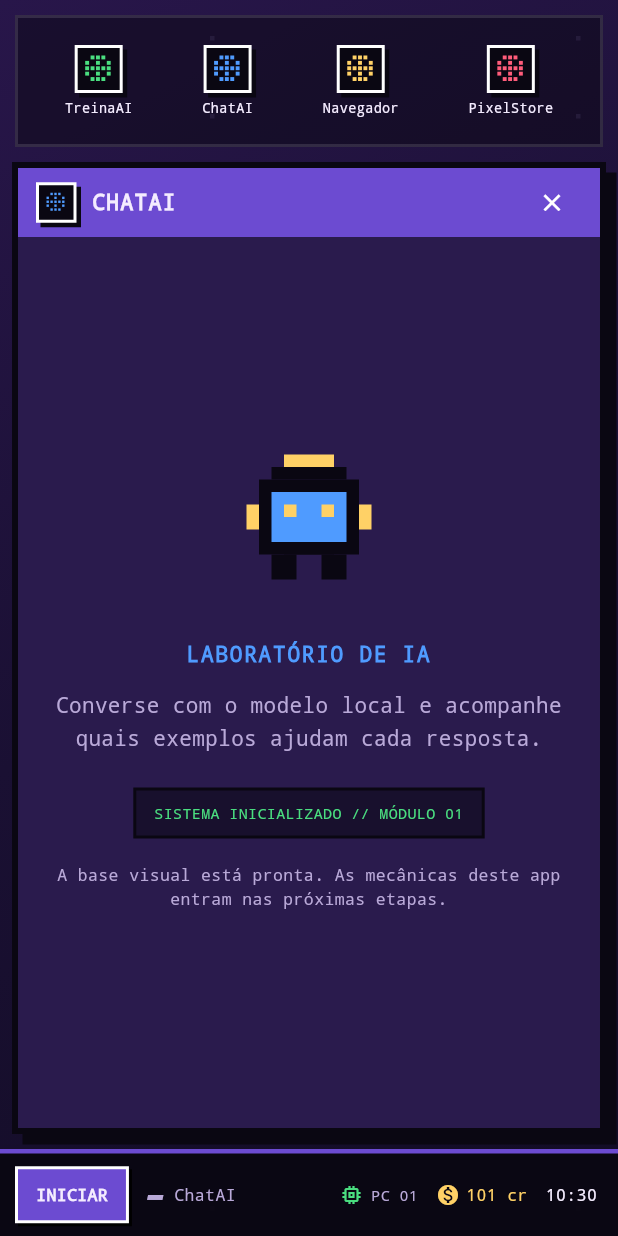
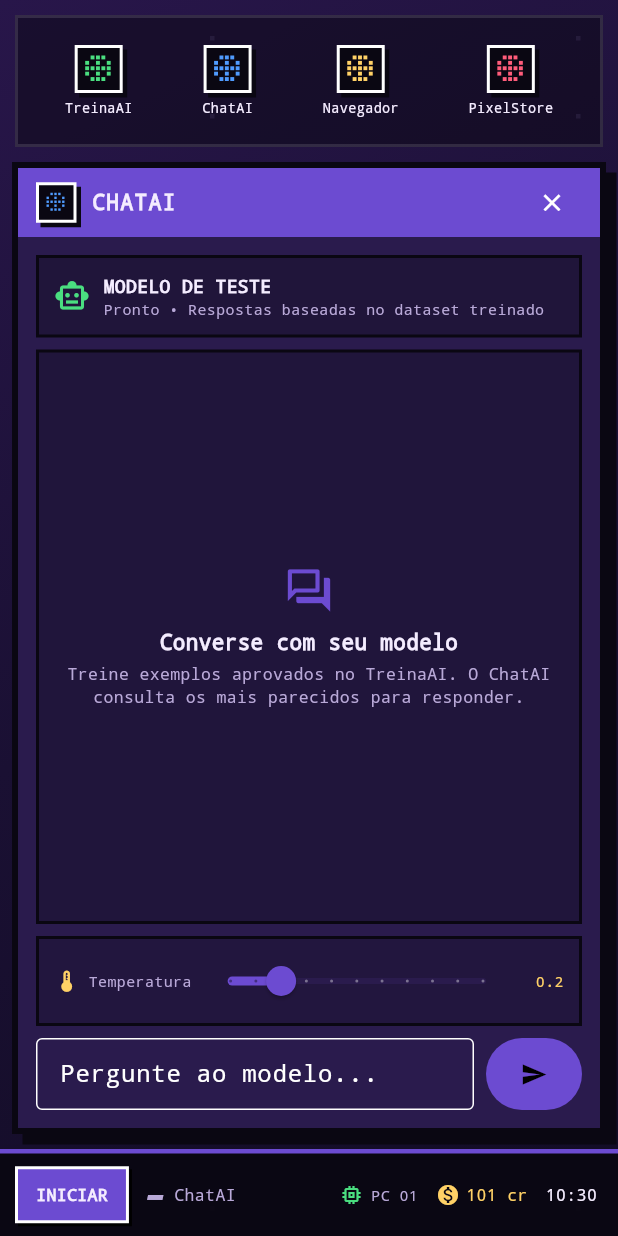
Before and after one commit to heber0s/llm_os, a Flutter app: the screen it shows after launch, after a tap on "TreinaAI", after a tap on "ChatAI", on a phone screen of 412 x 824 dp. Run offline on Flutter 3.47's test engine with Material 3 defaults, Android fonts, the phone set to English and light mode, and no system bars; our stand-ins replace equatable, flutter_bloc, shared_preferences.

Commit message:
add feature chatAI

```diff
--- a/lib/app/llm_os_app.dart
+++ b/lib/app/llm_os_app.dart
@@ -3,6 +3,7 @@ import 'package:flutter_bloc/flutter_bloc.dart';
 
 import '../core/theme/pixel_theme.dart';
 import '../features/desktop/cubit/janelas_cubit.dart';
+import '../features/chat/view/chat_view.dart';
 import '../features/jogo/bloc/jogo_bloc.dart';
 import '../features/loja/view/pixel_store_view.dart';
 import '../features/navegador/view/navegador_view.dart';
@@ -291,6 +292,7 @@ class _AppWindow extends StatelessWidget {
                 'treina' => const TreinaView(),
                 'loja' => const PixelStoreView(),
                 'navegador' => const NavegadorView(),
+                'chat' => const ChatView(),
                 _ => _AppPlaceholder(app: app),
               },
             ),
--- /dev/null
+++ b/lib/features/chat/cubit/chat_cubit.dart
@@ -0,0 +1,104 @@
+import 'package:equatable/equatable.dart';
+import 'package:flutter_bloc/flutter_bloc.dart';
+
+import '../../jogo/bloc/jogo_bloc.dart';
+import '../data/servico_llm.dart';
+import '../domain/busca_exemplos.dart';
+
+class ChatEstado extends Equatable {
+  const ChatEstado({
+    this.mensagens = const [],
+    this.temperatura = 0.2,
+    this.pensando = false,
+    this.aviso,
+  });
+
+  final List<MensagemChat> mensagens;
+  final double temperatura;
+  final bool pensando;
+  final String? aviso;
+
+  ChatEstado copyWith({
+    List<MensagemChat>? mensagens,
+    double? temperatura,
+    bool? pensando,
+    String? aviso,
+    bool limparAviso = false,
+  }) =>
+      ChatEstado(
+        mensagens: mensagens ?? this.mensagens,
+        temperatura: temperatura ?? this.temperatura,
+        pensando: pensando ?? this.pensando,
+        aviso: limparAviso ? null : (aviso ?? this.aviso),
+      );
+
+  @override
+  List<Object?> get props => [mensagens, temperatura, pensando, aviso];
+}
+
+class ChatCubit extends Cubit<ChatEstado> {
+  ChatCubit(
+    this._jogoBloc, {
+    ServicoLlm servico = const ServicoLlmSimulado(),
+    BuscaExemplos busca = const BuscaExemplos(),
+  })  : _servico = servico,
+        _busca = busca,
+        super(const ChatEstado());
+
+  final JogoBloc _jogoBloc;
+  final ServicoLlm _servico;
+  final BuscaExemplos _busca;
+
+  void definirTemperatura(double valor) {
+    emit(state.copyWith(temperatura: valor.clamp(0, 1).toDouble(), limparAviso: true));
+  }
+
+  Future<void> enviar(String texto) async {
+    final pergunta = texto.trim();
+    if (pergunta.isEmpty || state.pensando) return;
+    final jogo = _jogoBloc.state;
+    final limite = limiteExemplosConsultados(
+      nivelHardware: jogo.nivelHardware,
+      nivelRam: jogo.nivelRam,
+    );
+    final exemplos = _busca.buscar(
+      pergunta: pergunta,
+      dados: jogo.dados,
+      limite: limite,
+    );
+    final historico = [...state.mensagens, MensagemChat(texto: pergunta, usuario: true)];
+    emit(state.copyWith(mensagens: historico, pensando: true, limparAviso: true));
+
+    try {
+      final resposta = await _servico.responder(
+        pergunta: pergunta,
+        exemplos: exemplos,
+        temperatura: state.temperatura,
+        maxTokens: 60,
+      );
+      emit(state.copyWith(
+        mensagens: [
+          ...historico,
+          MensagemChat(
+            texto: resposta,
+            usuario: false,
+            exemplosConsultados: exemplos.length,
+          ),
+        ],
+        pensando: false,
+      ));
+    } catch (erro) {
+      emit(state.copyWith(
+        mensagens: [
+          ...historico,
+          const MensagemChat(
+            texto: 'Não foi possível gerar uma resposta. Tente novamente.',
+            usuario: false,
+          ),
+        ],
+        pensando: false,
+        aviso: 'Falha no serviço de resposta: $erro',
+      ));
+    }
+  }
+}
--- /dev/null
+++ b/lib/features/chat/data/servico_llm.dart
@@ -0,0 +1,50 @@
+import '../domain/busca_exemplos.dart';
+
+class MensagemChat {
+  const MensagemChat({required this.texto, required this.usuario, this.exemplosConsultados = 0});
+
+  final String texto;
+  final bool usuario;
+  final int exemplosConsultados;
+}
+
+abstract interface class ServicoLlm {
+  Future<String> responder({
+    required String pergunta,
+    required List<ExemploConsultado> exemplos,
+    required double temperatura,
+    required int maxTokens,
+  });
+}
+
+/// Implementação determinística para o marco de ChatAI sem depender de um
+/// runtime de modelo nativo. Retorna a resposta do melhor exemplo relacionado;
+/// sem correspondência, produz uma resposta de contingência honesta.
+class ServicoLlmSimulado implements ServicoLlm {
+  const ServicoLlmSimulado();
+
+  @override
+  Future<String> responder({
+    required String pergunta,
+    required List<ExemploConsultado> exemplos,
+    required double temperatura,
+    required int maxTokens,
+  }) async {
+    await Future<void>.delayed(const Duration(milliseconds: 350));
+    if (exemplos.isEmpty) {
+      return 'Ainda não encontrei um exemplo treinado suficientemente parecido. '
+          'Colete, audite e treine exemplos relacionados para melhorar esta resposta.';
+    }
+    final melhor = exemplos.last;
+    return melhor.dado.resposta;
+  }
+}
+
+/// Cria um resumo few-shot dos exemplos recuperados para futura implementação
+/// do backend nativo, mantendo ordem de similaridade crescente.
+List<Map<String, String>> montarContextoFewShot(List<ExemploConsultado> exemplos) => [
+      for (final exemplo in exemplos) ...[
+        {'role': 'user', 'content': exemplo.dado.pergunta},
+        {'role': 'assistant', 'content': exemplo.dado.resposta},
+      ],
+    ];
--- /dev/null
+++ b/lib/features/chat/domain/busca_exemplos.dart
@@ -0,0 +1,92 @@
+import '../../jogo/data/dado_treino.dart';
+
+class ExemploConsultado {
+  const ExemploConsultado({required this.dado, required this.similaridade});
+
+  final DadoTreino dado;
+  final double similaridade;
+}
+
+/// Recupera exemplos aprovados e treinados usando Jaccard sobre tokens.
+/// Exemplos com valores numéricos diferentes nunca são considerados similares.
+class BuscaExemplos {
+  const BuscaExemplos();
+
+  static const double similaridadeMinima = 0.7;
+  static const Set<String> _stopWords = {
+    'a', 'o', 'as', 'os', 'um', 'uma', 'uns', 'umas', 'de', 'da', 'do', 'das',
+    'dos', 'e', 'em', 'no', 'na', 'nos', 'nas', 'por', 'para', 'com', 'que',
+    'qual', 'quais', 'quem', 'como', 'quando', 'onde', 'me', 'diga', 'é', 'ser',
+    'foi', 'sao', 'são', 'ao', 'aos', 'ou', 'se', 'mais', 'menos',
+  };
+
+  List<ExemploConsultado> buscar({
+    required String pergunta,
+    required Iterable<DadoTreino> dados,
+    required int limite,
+  }) {
+    if (limite <= 0 || pergunta.trim().isEmpty) return const [];
+    final tokensPergunta = _tokens(pergunta);
+    if (tokensPergunta.isEmpty) return const [];
+    final numerosPergunta = _numeros(pergunta);
+    final candidatos = <ExemploConsultado>[];
+
+    for (final dado in dados) {
+      if (!dado.treinado || !dado.auditado || dado.ruim) continue;
+      final numerosExemplo = _numeros(dado.pergunta);
+      if (numerosPergunta.isNotEmpty &&
+          numerosExemplo.isNotEmpty &&
+          !_mesmosNumeros(numerosPergunta, numerosExemplo)) {
+        continue;
+      }
+      final tokensExemplo = _tokens(dado.pergunta);
+      if (tokensExemplo.isEmpty) continue;
+      final intersecao = tokensPergunta.intersection(tokensExemplo).length;
+      final uniao = tokensPergunta.union(tokensExemplo).length;
+      if (uniao == 0) continue;
+      final similaridade = intersecao / uniao;
+      if (similaridade >= similaridadeMinima) {
+        candidatos.add(ExemploConsultado(dado: dado, similaridade: similaridade));
+      }
+    }
+
+    candidatos.sort((a, b) {
+      final porSimilaridade = b.similaridade.compareTo(a.similaridade);
+      if (porSimilaridade != 0) return porSimilaridade;
+      return a.dado.id.compareTo(b.dado.id);
+    });
+    final selecionados = candidatos.take(limite).toList();
+    // O contexto é montado do menos ao mais similar para dar prioridade
+    // ao exemplo mais forte no fim do prompt.
+    selecionados.sort((a, b) => a.similaridade.compareTo(b.similaridade));
+    return selecionados;
+  }
+
+  Set<String> _tokens(String texto) => _normalizar(texto)
+      .split(' ')
+      .where((token) => token.isNotEmpty && !_stopWords.contains(token))
+      .toSet();
+
+  String _normalizar(String texto) {
+    const comAcento = 'áàâãäéèêëíìîïóòôõöúùûüçñ';
+    const semAcento = 'aaaaaeeeeiiiiooooouuuucn';
+    var valor = texto.toLowerCase();
+    for (var i = 0; i < comAcento.length; i++) {
+      valor = valor.replaceAll(comAcento[i], semAcento[i]);
+    }
+    return valor.replaceAll(RegExp(r'[^a-z0-9]+'), ' ').trim();
+  }
+
+  Set<String> _numeros(String texto) =>
+      RegExp(r'\d+(?:[.,]\d+)?').allMatches(texto).map((match) => match.group(0)!).toSet();
+
+  bool _mesmosNumeros(Set<String> a, Set<String> b) =>
+      a.length == b.length && a.containsAll(b);
+}
+
+/// Limite configurado no hardware mais os módulos de RAM instalados.
+int limiteExemplosConsultados({required int nivelHardware, required int nivelRam}) {
+  const consultasHardware = [1, 3, 4, 5];
+  final nivel = nivelHardware.clamp(0, consultasHardware.length - 1).toInt();
+  return consultasHardware[nivel] + nivelRam;
+}
--- /dev/null
+++ b/lib/features/chat/view/chat_view.dart
@@ -0,0 +1,316 @@
+import 'package:flutter/material.dart';
+import 'package:flutter_bloc/flutter_bloc.dart';
+
+import '../../../core/theme/pixel_theme.dart';
+import '../../jogo/bloc/jogo_bloc.dart';
+import '../cubit/chat_cubit.dart';
+import '../data/servico_llm.dart';
+
+class ChatView extends StatefulWidget {
+  const ChatView({super.key});
+
+  @override
+  State<ChatView> createState() => _ChatViewState();
+}
+
+class _ChatViewState extends State<ChatView> {
+  late final ChatCubit _chatCubit;
+
+  @override
+  void initState() {
+    super.initState();
+    _chatCubit = ChatCubit(context.read<JogoBloc>());
+  }
+
+  @override
+  void dispose() {
+    _chatCubit.close();
+    super.dispose();
+  }
+
+  @override
+  Widget build(BuildContext context) => BlocProvider.value(
+        value: _chatCubit,
+        child: const _ChatInterface(),
+      );
+}
+
+class _ChatInterface extends StatefulWidget {
+  const _ChatInterface();
+
+  @override
+  State<_ChatInterface> createState() => _ChatInterfaceState();
+}
+
+class _ChatInterfaceState extends State<_ChatInterface> {
+  final TextEditingController _entrada = TextEditingController();
+  final ScrollController _rolagem = ScrollController();
+
+  @override
+  void dispose() {
+    _entrada.dispose();
+    _rolagem.dispose();
+    super.dispose();
+  }
+
+  void _enviar() {
+    final texto = _entrada.text;
+    if (texto.trim().isEmpty) return;
+    _entrada.clear();
+    context.read<ChatCubit>().enviar(texto);
+  }
+
+  @override
+  Widget build(BuildContext context) => BlocConsumer<ChatCubit, ChatEstado>(
+        listener: (context, estado) {
+          WidgetsBinding.instance.addPostFrameCallback((_) {
+            if (_rolagem.hasClients) {
+              _rolagem.animateTo(
+                0,
+                duration: const Duration(milliseconds: 220),
+                curve: Curves.easeOut,
+              );
+            }
+          });
+        },
+        builder: (context, estado) {
+          final cubit = context.read<ChatCubit>();
+          return Padding(
+            padding: const EdgeInsets.all(12),
+            child: Column(
+              crossAxisAlignment: CrossAxisAlignment.stretch,
+              children: [
+                _CabecalhoChat(pensando: estado.pensando),
+                if (estado.aviso != null) ...[
+                  const SizedBox(height: 8),
+                  _AvisoChat(texto: estado.aviso!),
+                ],
+                const SizedBox(height: 8),
+                Expanded(
+                  child: Container(
+                    decoration: BoxDecoration(
+                      color: PixelTheme.preto.withValues(alpha: 0.3),
+                      border: Border.all(color: PixelTheme.preto, width: 2),
+                    ),
+                    child: estado.mensagens.isEmpty
+                        ? const _ChatVazio()
+                        : ListView.builder(
+                            controller: _rolagem,
+                            reverse: true,
+                            padding: const EdgeInsets.all(10),
+                            itemCount: estado.mensagens.length,
+                            itemBuilder: (context, indice) => _MensagemBubble(
+                              mensagem: estado.mensagens[
+                                estado.mensagens.length - 1 - indice
+                              ],
+                            ),
+                          ),
+                  ),
+                ),
+                const SizedBox(height: 8),
+                _TemperaturaControl(
+                  valor: estado.temperatura,
+                  aoAlterar: cubit.definirTemperatura,
+                ),
+                const SizedBox(height: 8),
+                Row(
+                  crossAxisAlignment: CrossAxisAlignment.end,
+                  children: [
+                    Expanded(
+                      child: TextField(
+                        controller: _entrada,
+                        minLines: 1,
+                        maxLines: 4,
+                        textInputAction: TextInputAction.send,
+                        onSubmitted: (_) => _enviar(),
+                        decoration: const InputDecoration(
+                          hintText: 'Pergunte ao modelo...',
+                          border: OutlineInputBorder(),
+                          contentPadding: EdgeInsets.symmetric(horizontal: 12, vertical: 10),
+                        ),
+                      ),
+                    ),
+                    const SizedBox(width: 8),
+                    SizedBox(
+                      height: 48,
+                      child: FilledButton(
+                        onPressed: estado.pensando ? null : _enviar,
+                        style: FilledButton.styleFrom(padding: const EdgeInsets.symmetric(horizontal: 14)),
+                        child: estado.pensando
+                            ? const SizedBox(
+                                width: 18,
+                                height: 18,
+                                child: CircularProgressIndicator(strokeWidth: 2),
+                              )
+                            : const Icon(Icons.send, size: 18),
+                      ),
+                    ),
+                  ],
+                ),
+              ],
+            ),
+          );
+        },
+      );
+}
+
+class _CabecalhoChat extends StatelessWidget {
+  const _CabecalhoChat({required this.pensando});
+  final bool pensando;
+
+  @override
+  Widget build(BuildContext context) => Container(
+        padding: const EdgeInsets.all(10),
+        decoration: BoxDecoration(
+          color: PixelTheme.preto.withValues(alpha: 0.32),
+          border: Border.all(color: PixelTheme.preto, width: 2),
+        ),
+        child: Row(
+          children: [
+            const Icon(Icons.smart_toy_outlined, color: PixelTheme.verde, size: 24),
+            const SizedBox(width: 9),
+            Expanded(
+              child: Column(
+                crossAxisAlignment: CrossAxisAlignment.start,
+                mainAxisSize: MainAxisSize.min,
+                children: [
+                  const Text('MODELO DE TESTE', style: TextStyle(fontWeight: FontWeight.w900, fontSize: 12)),
+                  Text(
+                    pensando ? 'Pensando...' : 'Pronto • Respostas baseadas no dataset treinado',
+                    maxLines: 2,
+                    overflow: TextOverflow.ellipsis,
+                    style: const TextStyle(color: PixelTheme.textoSuave, fontSize: 10),
+                  ),
+                ],
+              ),
+            ),
+          ],
+        ),
+      );
+}
+
+class _ChatVazio extends StatelessWidget {
+  const _ChatVazio();
+
+  @override
+  Widget build(BuildContext context) => const Center(
+        child: Padding(
+          padding: EdgeInsets.all(18),
+          child: Column(
+            mainAxisSize: MainAxisSize.min,
+            children: [
+              Icon(Icons.forum_outlined, color: PixelTheme.roxo, size: 34),
+              SizedBox(height: 8),
+              Text('Converse com seu modelo', textAlign: TextAlign.center,
+                  style: TextStyle(color: PixelTheme.texto, fontWeight: FontWeight.bold)),
+              SizedBox(height: 4),
+              Text(
+                'Treine exemplos aprovados no TreinaAI. O ChatAI consulta os mais parecidos para responder.',
+                textAlign: TextAlign.center,
+                style: TextStyle(color: PixelTheme.textoSuave, fontSize: 11, height: 1.4),
+              ),
+            ],
+          ),
+        ),
+      );
+}
+
+class _MensagemBubble extends StatelessWidget {
+  const _MensagemBubble({required this.mensagem});
+  final MensagemChat mensagem;
+
+  @override
+  Widget build(BuildContext context) {
+    final cor = mensagem.usuario ? PixelTheme.roxo : PixelTheme.painel;
+    final alinhamento = mensagem.usuario ? Alignment.centerRight : Alignment.centerLeft;
+    return Align(
+      alignment: alinhamento,
+      child: ConstrainedBox(
+        constraints: BoxConstraints(maxWidth: MediaQuery.sizeOf(context).width * 0.78),
+        child: Container(
+          margin: const EdgeInsets.only(bottom: 9),
+          padding: const EdgeInsets.all(10),
+          decoration: BoxDecoration(
+            color: cor,
+            border: Border.all(color: PixelTheme.preto, width: 2),
+          ),
+          child: Column(
+            crossAxisAlignment: CrossAxisAlignment.start,
+            children: [
+              Text(
+                mensagem.usuario ? 'VOCÊ' : 'MODELO',
+                style: TextStyle(
+                  color: mensagem.usuario ? PixelTheme.amarelo : PixelTheme.verde,
+                  fontSize: 9,
+                  fontWeight: FontWeight.w900,
+                ),
+              ),
+              const SizedBox(height: 4),
+              SelectableText(mensagem.texto, style: const TextStyle(color: PixelTheme.texto, height: 1.4)),
+              if (!mensagem.usuario)
+                Padding(
+                  padding: const EdgeInsets.only(top: 6),
+                  child: Text(
+                    'Exemplos consultados: ${mensagem.exemplosConsultados}',
+                    style: const TextStyle(color: PixelTheme.textoSuave, fontSize: 9),
+                  ),
+                ),
+            ],
+          ),
+        ),
+      ),
+    );
+  }
+}
+
+class _TemperaturaControl extends StatelessWidget {
+  const _TemperaturaControl({required this.valor, required this.aoAlterar});
+  final double valor;
+  final ValueChanged<double> aoAlterar;
+
+  @override
+  Widget build(BuildContext context) => Container(
+        padding: const EdgeInsets.symmetric(horizontal: 10, vertical: 4),
+        decoration: BoxDecoration(
+          color: PixelTheme.preto.withValues(alpha: 0.26),
+          border: Border.all(color: PixelTheme.preto, width: 2),
+        ),
+        child: Row(
+          children: [
+            const Icon(Icons.thermostat, color: PixelTheme.amarelo, size: 17),
+            const SizedBox(width: 6),
+            const Text('Temperatura', style: TextStyle(color: PixelTheme.textoSuave, fontSize: 10)),
+            Expanded(
+              child: Slider(
+                value: valor,
+                min: 0,
+                max: 1,
+                divisions: 10,
+                label: valor.toStringAsFixed(1),
+                onChanged: aoAlterar,
+              ),
+            ),
+            SizedBox(
+              width: 28,
+              child: Text(valor.toStringAsFixed(1), textAlign: TextAlign.end,
+                  style: const TextStyle(color: PixelTheme.amarelo, fontSize: 10)),
+            ),
+          ],
+        ),
+      );
+}
+
+class _AvisoChat extends StatelessWidget {
+  const _AvisoChat({required this.texto});
+  final String texto;
+
+  @override
+  Widget build(BuildContext context) => Container(
+        padding: const EdgeInsets.all(8),
+        decoration: BoxDecoration(
+          color: PixelTheme.vermelho.withValues(alpha: 0.16),
+          border: Border.all(color: PixelTheme.vermelho, width: 2),
+        ),
+        child: Text(texto, style: const TextStyle(color: PixelTheme.texto, fontSize: 11)),
+      );
+}
```
Also changed, not shown: 2 other files.
